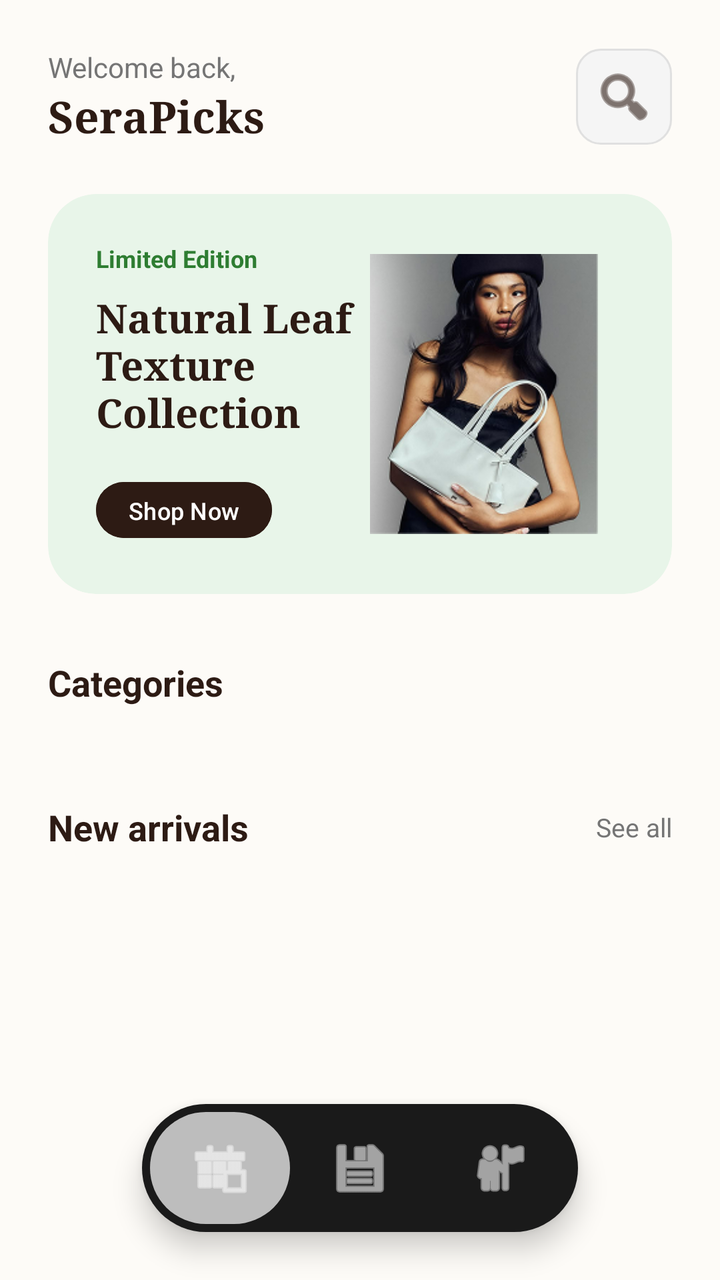
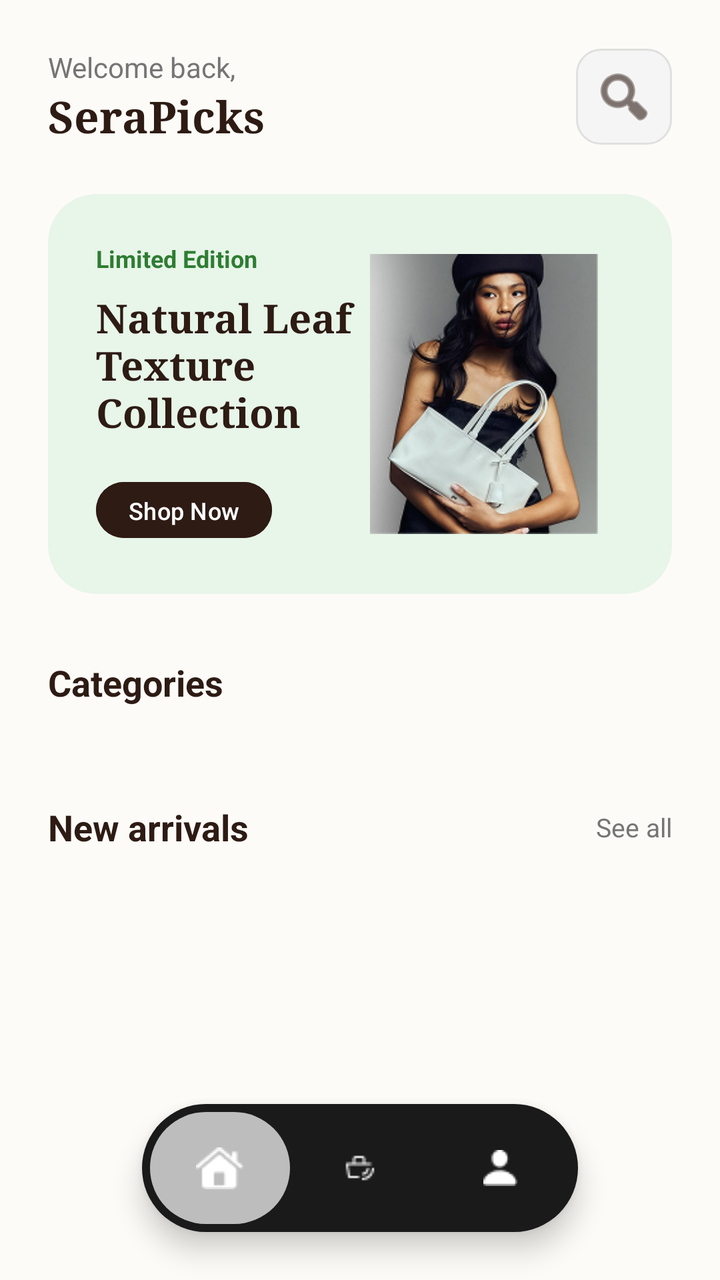

An Android layout rendered at two revisions. The XML below is the earlier revision; the diff shows what the commit changed to produce the second picture.
<!-- AndroidManifest.xml: application theme Theme.HABICEB_ARES_FINALPROJECT -->
<!-- res/layout/activity_home.xml -->
<?xml version="1.0" encoding="utf-8"?>
<RelativeLayout xmlns:android="http://schemas.android.com/apk/res/android"
    xmlns:app="http://schemas.android.com/apk/res-auto"
    android:layout_width="match_parent"
    android:layout_height="match_parent"
    android:background="@color/premium_cream">

    
    <RelativeLayout
        android:id="@+id/headerHome"
        android:layout_width="match_parent"
        android:layout_height="wrap_content"
        android:padding="24dp">

        <LinearLayout
            android:layout_width="wrap_content"
            android:layout_height="wrap_content"
            android:orientation="vertical">

            <TextView
                android:layout_width="wrap_content"
                android:layout_height="wrap_content"
                android:text="Welcome back,"
                android:textColor="@color/premium_gray_dark"
                android:textSize="14sp" />

            <TextView
                android:id="@+id/tvHomeUser"
                android:layout_width="wrap_content"
                android:layout_height="wrap_content"
                android:fontFamily="serif"
                android:text="SeraPicks"
                android:textColor="@color/premium_brown"
                android:textSize="22sp"
                android:textStyle="bold" />
        </LinearLayout>

        <ImageButton
            android:id="@+id/btnSearch"
            android:layout_width="48dp"
            android:layout_height="48dp"
            android:layout_alignParentEnd="true"
            android:layout_centerVertical="true"
            android:background="@drawable/premium_input_bg"
            android:src="@android:drawable/ic_menu_search"
            app:tint="@color/premium_brown" />
    </RelativeLayout>

    <androidx.core.widget.NestedScrollView
        android:layout_width="match_parent"
        android:layout_height="match_parent"
        android:layout_above="@id/bottomNavigation"
        android:layout_below="@id/headerHome">

        <LinearLayout
            android:layout_width="match_parent"
            android:layout_height="wrap_content"
            android:orientation="vertical">

            
            <androidx.cardview.widget.CardView
                android:layout_width="match_parent"
                android:layout_height="200dp"
                android:layout_marginStart="24dp"
                android:layout_marginEnd="24dp"
                app:cardBackgroundColor="#E8F5E9"
                app:cardCornerRadius="24dp"
                app:cardElevation="0dp">

                <RelativeLayout
                    android:layout_width="match_parent"
                    android:layout_height="match_parent"
                    android:padding="24dp">

                    <TextView
                        android:id="@+id/promoTag"
                        android:layout_width="wrap_content"
                        android:layout_height="wrap_content"
                        android:text="Limited Edition"
                        android:textColor="#2E7D32"
                        android:textSize="12sp"
                        android:textStyle="bold" />

                    <TextView
                        android:layout_width="180dp"
                        android:layout_height="wrap_content"
                        android:layout_below="@id/promoTag"
                        android:layout_marginTop="8dp"
                        android:fontFamily="serif"
                        android:text="Natural Leaf\nTexture Collection"
                        android:textColor="@color/premium_brown"
                        android:textSize="20sp"
                        android:textStyle="bold" />

                    <Button
                        android:layout_width="wrap_content"
                        android:layout_height="36dp"
                        android:layout_alignParentBottom="true"
                        android:backgroundTint="@color/premium_brown"
                        android:paddingStart="16dp"
                        android:paddingEnd="16dp"
                        android:text="Shop Now"
                        android:textAllCaps="false"
                        android:textSize="12sp" />

                    <ImageView
                        android:layout_width="140dp"
                        android:layout_height="140dp"
                        android:layout_alignParentEnd="true"
                        android:layout_centerVertical="true"
                        android:scaleType="centerInside"
                        android:src="@drawable/bag2" />
                </RelativeLayout>
            </androidx.cardview.widget.CardView>

            
            <TextView
                android:layout_width="wrap_content"
                android:layout_height="wrap_content"
                android:layout_marginStart="24dp"
                android:layout_marginTop="32dp"
                android:text="Categories"
                android:textColor="@color/premium_brown"
                android:textSize="18sp"
                android:textStyle="bold" />

            <HorizontalScrollView
                android:layout_width="match_parent"
                android:layout_height="wrap_content"
                android:layout_marginTop="16dp"
                android:clipToPadding="false"
                android:paddingStart="24dp"
                android:paddingEnd="24dp"
                android:scrollbars="none">

                <LinearLayout
                    android:id="@+id/categoryContainer"
                    android:layout_width="wrap_content"
                    android:layout_height="wrap_content"
                    android:orientation="horizontal" />
            </HorizontalScrollView>

            
            <RelativeLayout
                android:layout_width="match_parent"
                android:layout_height="wrap_content"
                android:layout_marginStart="24dp"
                android:layout_marginTop="32dp"
                android:layout_marginEnd="24dp">

                <TextView
                    android:layout_width="wrap_content"
                    android:layout_height="wrap_content"
                    android:text="New arrivals"
                    android:textColor="@color/premium_brown"
                    android:textSize="18sp"
                    android:textStyle="bold" />

                <TextView
                    android:layout_width="wrap_content"
                    android:layout_height="wrap_content"
                    android:layout_alignParentEnd="true"
                    android:layout_centerVertical="true"
                    android:text="See all"
                    android:textColor="@color/premium_gray_dark"
                    android:textSize="13sp" />
            </RelativeLayout>

            <HorizontalScrollView
                android:layout_width="match_parent"
                android:layout_height="wrap_content"
                android:layout_marginTop="16dp"
                android:clipToPadding="false"
                android:paddingStart="16dp"
                android:paddingEnd="16dp"
                android:scrollbars="none">

                <LinearLayout
                    android:id="@+id/productContainer"
                    android:layout_width="wrap_content"
                    android:layout_height="wrap_content"
                    android:orientation="horizontal" />
            </HorizontalScrollView>

            <Space
                android:layout_width="match_parent"
                android:layout_height="100dp" />

        </LinearLayout>
    </androidx.core.widget.NestedScrollView>

    
    <LinearLayout
        android:id="@+id/bottomNavigation"
        android:layout_width="wrap_content"
        android:layout_height="64dp"
        android:layout_alignParentBottom="true"
        android:layout_centerHorizontal="true"
        android:layout_marginBottom="24dp"
        android:background="@drawable/nav_bar_bg"
        android:elevation="8dp"
        android:gravity="center_vertical"
        android:orientation="horizontal"
        android:paddingStart="4dp"
        android:paddingEnd="4dp">

        <ImageButton
            android:id="@+id/navHome"
            android:layout_width="70dp"
            android:layout_height="56dp"
            android:background="@drawable/nav_item_selected_bg"
            android:contentDescription="Home"
            android:src="@android:drawable/ic_menu_today"
            app:tint="@color/white" />

        <ImageButton
            android:id="@+id/navCart"
            android:layout_width="70dp"
            android:layout_height="56dp"
            android:background="@android:color/transparent"
            android:contentDescription="Cart"
            android:src="@android:drawable/ic_menu_save"
            app:tint="@color/white" />

        <ImageButton
            android:id="@+id/navProfile"
            android:layout_width="70dp"
            android:layout_height="56dp"
            android:background="@android:color/transparent"
            android:contentDescription="Profile"
            android:src="@android:drawable/ic_menu_myplaces"
            app:tint="@color/white" />
    </LinearLayout>

</RelativeLayout>
<!-- resources referenced by this layout -->
<resources>
  <color name="premium_brown">#2D1B14</color>
  <color name="premium_cream">#FDFBF7</color>
  <color name="premium_gray_dark">#757575</color>
  <color name="white">#FFFFFF</color>
  <!-- drawable bag2: png bitmap (drawable, 68689 bytes) -->
  <!-- drawable nav_bar_bg (drawable) -->
  <?xml version="1.0" encoding="utf-8"?>
  <shape xmlns:android="http://schemas.android.com/apk/res/android">
      <solid android:color="@color/black" />
      <corners android:radius="100dp" />
  </shape>
  <!-- drawable nav_item_selected_bg (drawable) -->
  <?xml version="1.0" encoding="utf-8"?>
  <shape xmlns:android="http://schemas.android.com/apk/res/android">
      <solid android:color="#BDBDBD" />
      <corners android:radius="100dp" />
  </shape>
  <!-- drawable premium_input_bg (drawable) -->
  <?xml version="1.0" encoding="utf-8"?>
  <shape xmlns:android="http://schemas.android.com/apk/res/android">
      <solid android:color="@color/premium_gray_light" />
      <corners android:radius="12dp" />
      <stroke
          android:width="1dp"
          android:color="#E0E0E0" />
  </shape>
  <style name="Theme.HABICEB_ARES_FINALPROJECT" parent="Base.Theme.HABICEB_ARES_FINALPROJECT" />
  <color name="black">#1A1A1A</color>
  <color name="premium_gray_light">#F5F5F5</color>
  <style name="Base.Theme.HABICEB_ARES_FINALPROJECT" parent="Theme.Material3.DayNight.NoActionBar">
          <item name="colorPrimary">@color/premium_brown</item>
          <item name="android:windowBackground">@color/premium_cream</item>
          <item name="android:statusBarColor">@color/premium_cream</item>
          <item name="android:windowLightStatusBar">true</item>
      </style>
</resources>

<!-- the commit's change to res/layout/activity_home.xml (unified diff, before → after) -->
@@ -210,7 +210,7 @@
             android:layout_height="56dp"
             android:background="@drawable/nav_item_selected_bg"
             android:contentDescription="Home"
-            android:src="@android:drawable/ic_menu_today"
+            android:src="@drawable/house_icon"
             app:tint="@color/white" />
 
         <ImageButton
@@ -219,7 +219,7 @@
             android:layout_height="56dp"
             android:background="@android:color/transparent"
             android:contentDescription="Cart"
-            android:src="@android:drawable/ic_menu_save"
+            android:src="@drawable/checkout"
             app:tint="@color/white" />
 
         <ImageButton
@@ -228,7 +228,7 @@
             android:layout_height="56dp"
             android:background="@android:color/transparent"
             android:contentDescription="Profile"
-            android:src="@android:drawable/ic_menu_myplaces"
+            android:src="@drawable/person_icon"
             app:tint="@color/white" />
     </LinearLayout>
 
<!-- resource entries referenced after the edit -->
@@ -5,6 +5,8 @@
   <color name="premium_gray_dark">#757575</color>
   <color name="white">#FFFFFF</color>
   <!-- drawable bag2: png bitmap (drawable, 68689 bytes) -->
+  <!-- drawable checkout: png bitmap (drawable, 327 bytes) -->
+  <!-- drawable house_icon: png bitmap (drawable, 399 bytes) -->
   <!-- drawable nav_bar_bg (drawable) -->
   <?xml version="1.0" encoding="utf-8"?>
   <shape xmlns:android="http://schemas.android.com/apk/res/android">
@@ -17,6 +19,7 @@
       <solid android:color="#BDBDBD" />
       <corners android:radius="100dp" />
   </shape>
+  <!-- drawable person_icon: png bitmap (drawable, 325 bytes) -->
   <!-- drawable premium_input_bg (drawable) -->
   <?xml version="1.0" encoding="utf-8"?>
   <shape xmlns:android="http://schemas.android.com/apk/res/android">
